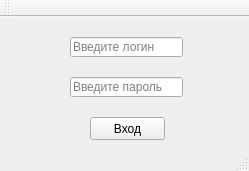
The window that MI_Client/mainwindow.ui (Arankir/Labs) describes before a commit, drawn with Qt 5.
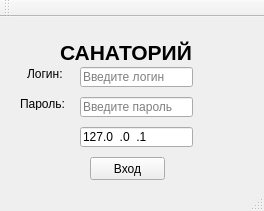
The same window after the commit.

Diff of the .ui file:
```diff
--- a/MI_Client/mainwindow.ui
+++ b/MI_Client/mainwindow.ui
@@ -6,8 +6,8 @@
    <rect>
     <x>0</x>
     <y>0</y>
-    <width>249</width>
-    <height>171</height>
+    <width>264</width>
+    <height>211</height>
    </rect>
   </property>
   <property name="windowTitle">
@@ -17,8 +17,8 @@
    <widget class="QLineEdit" name="LoginEdit">
     <property name="geometry">
      <rect>
-      <x>70</x>
-      <y>20</y>
+      <x>80</x>
+      <y>50</y>
       <width>113</width>
       <height>20</height>
      </rect>
@@ -31,7 +31,7 @@
     <property name="geometry">
      <rect>
       <x>90</x>
-      <y>100</y>
+      <y>140</y>
       <width>75</width>
       <height>23</height>
      </rect>
@@ -43,8 +43,8 @@
    <widget class="QLineEdit" name="PaswordEdit">
     <property name="geometry">
      <rect>
-      <x>70</x>
-      <y>60</y>
+      <x>80</x>
+      <y>80</y>
       <width>113</width>
       <height>20</height>
      </rect>
@@ -53,6 +53,68 @@
      <string>Введите пароль</string>
     </property>
    </widget>
+   <widget class="QLabel" name="label">
+    <property name="geometry">
+     <rect>
+      <x>60</x>
+      <y>10</y>
+      <width>141</width>
+      <height>51</height>
+     </rect>
+    </property>
+    <property name="font">
+     <font>
+      <pointsize>16</pointsize>
+      <weight>75</weight>
+      <bold>true</bold>
+     </font>
+    </property>
+    <property name="text">
+     <string>САНАТОРИЙ</string>
+    </property>
+   </widget>
+   <widget class="QLabel" name="label_2">
+    <property name="geometry">
+     <rect>
+      <x>27</x>
+      <y>50</y>
+      <width>47</width>
+      <height>13</height>
+     </rect>
+    </property>
+    <property name="text">
+     <string>Логин:</string>
+    </property>
+   </widget>
+   <widget class="QLabel" name="label_3">
+    <property name="geometry">
+     <rect>
+      <x>20</x>
+      <y>80</y>
+      <width>47</width>
+      <height>13</height>
+     </rect>
+    </property>
+    <property name="text">
+     <string>Пароль:</string>
+    </property>
+   </widget>
+   <widget class="QLineEdit" name="lineEdit">
+    <property name="geometry">
+     <rect>
+      <x>80</x>
+      <y>110</y>
+      <width>113</width>
+      <height>20</height>
+     </rect>
+    </property>
+    <property name="inputMask">
+     <string>000.000.000.000</string>
+    </property>
+    <property name="text">
+     <string>127.0.0.1</string>
+    </property>
+   </widget>
   </widget>
   <widget class="QToolBar" name="mainToolBar">
    <attribute name="toolBarArea">
```
